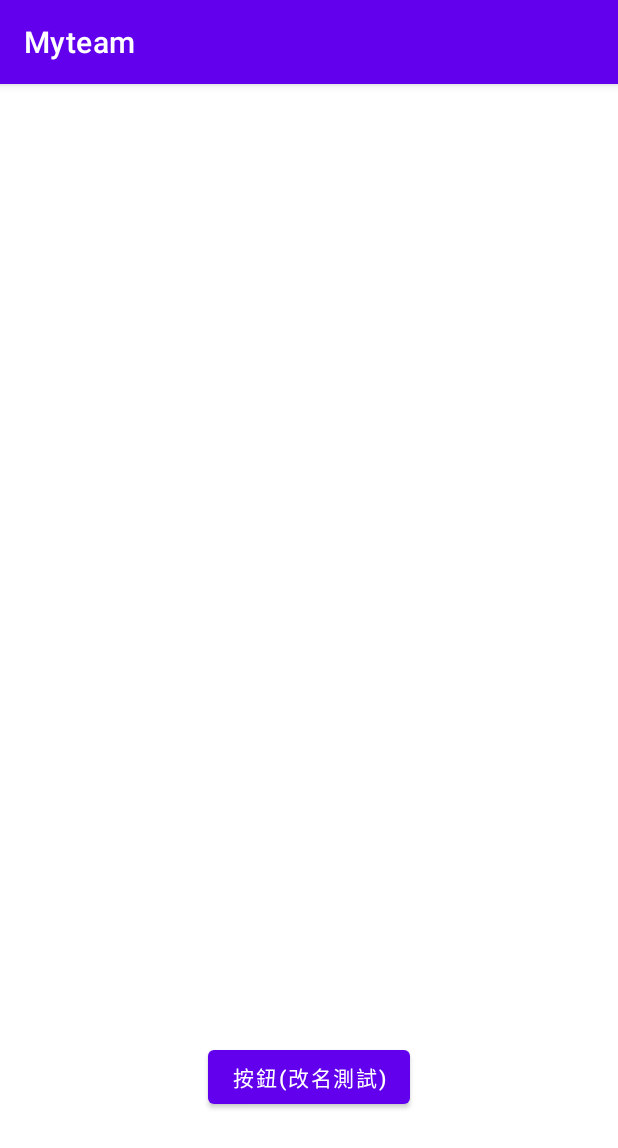
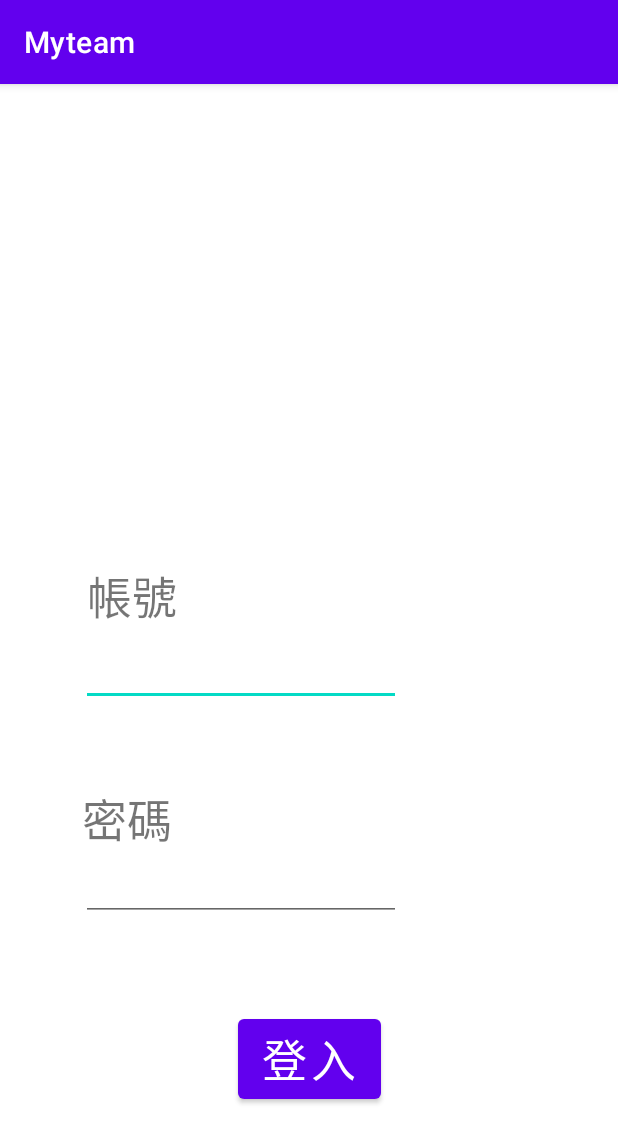
Before and after one commit to Teamdashah/team, an Android app: the screen it shows after launch (MainActivity), on a phone screen of 412 x 824 dp. Shown: the top 1148 px of the screen. Run offline under Robolectric (Android 15) with nearby library versions, the phone set to English and light mode, and no system bars.

```diff
--- a/app/src/main/res/layout/activity_main.xml
+++ b/app/src/main/res/layout/activity_main.xml
@@ -10,10 +10,63 @@
         android:id="@+id/button"
         android:layout_width="wrap_content"
         android:layout_height="wrap_content"
-        android:text="按鈕(改名測試)"
+        android:text="登入"
+        android:textSize="30dp"
         app:layout_constraintBottom_toBottomOf="parent"
         app:layout_constraintEnd_toEndOf="parent"
         app:layout_constraintStart_toStartOf="parent"
         app:layout_constraintTop_toTopOf="parent"
-        app:layout_constraintVertical_bias="0.886" />
+        app:layout_constraintVertical_bias="0.879" />
+
+    <EditText
+        android:id="@+id/editTextTextEmailAddress"
+        android:layout_width="wrap_content"
+        android:layout_height="wrap_content"
+        android:ems="10"
+        android:inputType="textEmailAddress"
+        app:layout_constraintBottom_toBottomOf="parent"
+        app:layout_constraintEnd_toEndOf="parent"
+        app:layout_constraintHorizontal_bias="0.273"
+        app:layout_constraintStart_toStartOf="parent"
+        app:layout_constraintTop_toTopOf="parent"
+        app:layout_constraintVertical_bias="0.511" />
+
+    <EditText
+        android:id="@+id/editTextTextPassword"
+        android:layout_width="wrap_content"
+        android:layout_height="wrap_content"
+        android:ems="10"
+        android:inputType="textPassword"
+        app:layout_constraintBottom_toBottomOf="parent"
+        app:layout_constraintEnd_toEndOf="parent"
+        app:layout_constraintHorizontal_bias="0.273"
+        app:layout_constraintStart_toStartOf="parent"
+        app:layout_constraintTop_toTopOf="parent"
+        app:layout_constraintVertical_bias="0.709" />
+
+    <TextView
+        android:id="@+id/textView"
+        android:layout_width="80dp"
+        android:layout_height="48dp"
+        android:text="帳號"
+        android:textSize="30dp"
+        app:layout_constraintBottom_toBottomOf="parent"
+        app:layout_constraintEnd_toEndOf="parent"
+        app:layout_constraintHorizontal_bias="0.175"
+        app:layout_constraintStart_toStartOf="parent"
+        app:layout_constraintTop_toTopOf="parent"
+        app:layout_constraintVertical_bias="0.443" />
+
+    <TextView
+        android:id="@+id/textView2"
+        android:layout_width="wrap_content"
+        android:layout_height="wrap_content"
+        android:text="密碼"
+        android:textSize="30dp"
+        app:layout_constraintBottom_toBottomOf="parent"
+        app:layout_constraintEnd_toEndOf="parent"
+        app:layout_constraintHorizontal_bias="0.155"
+        app:layout_constraintStart_toStartOf="parent"
+        app:layout_constraintTop_toTopOf="parent"
+        app:layout_constraintVertical_bias="0.647" />
 </androidx.constraintlayout.widget.ConstraintLayout>
```
